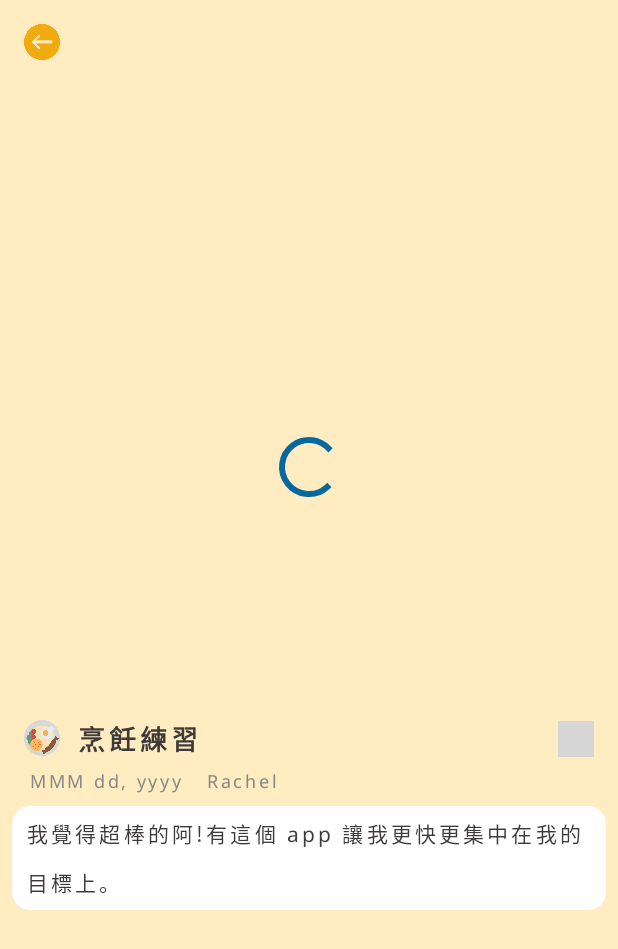
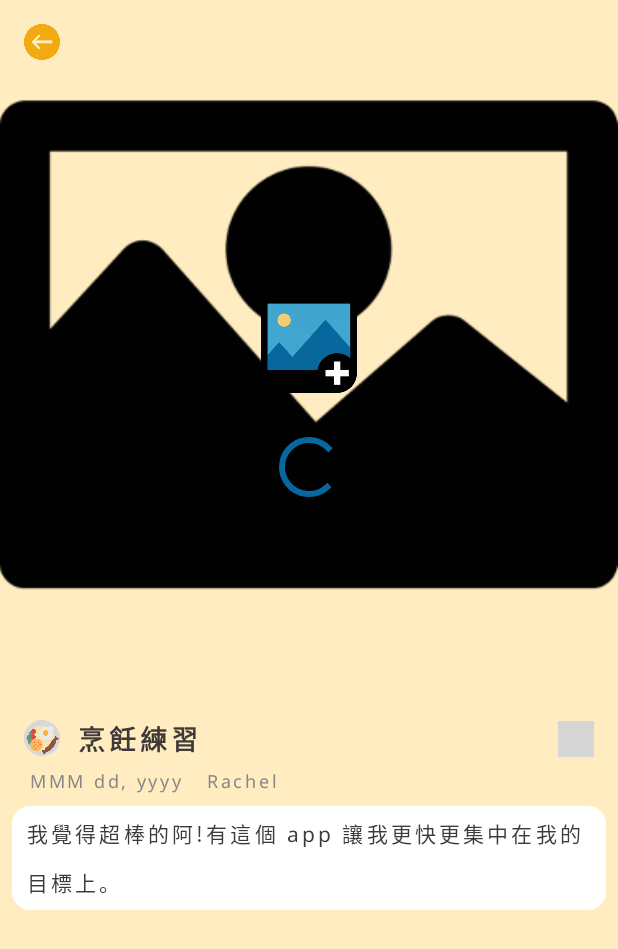
Before and after one commit to honiwy/LiTsap, an Android app: the layout fragment_post.xml on its own in the app's theme, with its tools: preview values and no code run, on a phone screen of 412 x 824 dp. Shown: the top 949 px of the screen. Run offline under Robolectric (Android 15) with nearby library versions, the phone set to English and light mode, and no system bars; grey boxes are pictures that could not be loaded.

Commit message:
[PostFragment] Let user can add photo to PostFragment in editing mode.

```diff
--- a/LiTsap/app/src/main/java/studio/honidot/litsap/share/post/PostViewModel.kt
+++ b/LiTsap/app/src/main/java/studio/honidot/litsap/share/post/PostViewModel.kt
@@ -2,6 +2,7 @@ package studio.honidot.litsap.share.post
 
 import android.graphics.Rect
 import android.icu.util.Calendar
+import android.net.Uri
 import android.view.View
 import androidx.lifecycle.LiveData
 import androidx.lifecycle.MutableLiveData
@@ -31,6 +32,8 @@ class PostViewModel(
 
     val share: LiveData<Share>
         get() = _share
+
+    val filePath = MutableLiveData<Uri>()
 
     // Create a Coroutine scope using a job to be able to cancel when needed
     private var viewModelJob = Job()
--- a/LiTsap/app/src/main/res/layout/fragment_post.xml
+++ b/LiTsap/app/src/main/res/layout/fragment_post.xml
@@ -56,6 +56,29 @@
                     app:layout_constraintBottom_toBottomOf="@+id/recycler_post_gallery"
                     app:layout_constraintEnd_toEndOf="parent"
                     app:layout_constraintStart_toStartOf="parent" />
+
+                <ImageView
+                    android:id="@+id/image_post_display"
+                    android:layout_width="0dp"
+                    android:layout_height="@dimen/height_post_gallery"
+                    android:visibility='@{(viewModel.filePath==null||viewModel.share.imageUris.size()>0||!viewModel.editing)?View.INVISIBLE:View.VISIBLE}'
+                    app:layout_constraintBottom_toBottomOf="@+id/recycler_post_gallery"
+                    app:layout_constraintEnd_toEndOf="@+id/recycler_post_gallery"
+                    app:layout_constraintStart_toStartOf="@+id/recycler_post_gallery"
+                    app:layout_constraintTop_toTopOf="@+id/recycler_post_gallery"
+                    app:srcCompat="@drawable/gallery" />
+
+                <ImageView
+                    android:id="@+id/image_post_choose"
+                    android:layout_width="@dimen/size_large"
+                    android:layout_height="@dimen/size_large"
+                    android:visibility='@{(viewModel.filePath==null&amp;&amp;viewModel.share.imageUris.size()==0&amp;&amp;viewModel.editing)? View.VISIBLE:View.INVISIBLE}'
+                    app:layout_constraintBottom_toBottomOf="@+id/recycler_post_gallery"
+                    app:layout_constraintEnd_toEndOf="@+id/recycler_post_gallery"
+                    app:layout_constraintStart_toStartOf="@+id/recycler_post_gallery"
+                    app:layout_constraintTop_toTopOf="@+id/recycler_post_gallery"
+                    app:srcCompat="@drawable/picture" />
+
 
                 <TextView
                     android:id="@+id/text_post_title"
```
Also changed, not shown: LiTsap/app/src/main/java/studio/honidot/litsap/share/post/PostFragment.kt (+77 -1 lines), LiTsap/app/src/main/java/studio/honidot/litsap/task/finish/FinishFragment.kt (+10 -56 lines), LiTsap/app/src/main/res/layout/fragment_finish.xml (+8 -8 lines).
